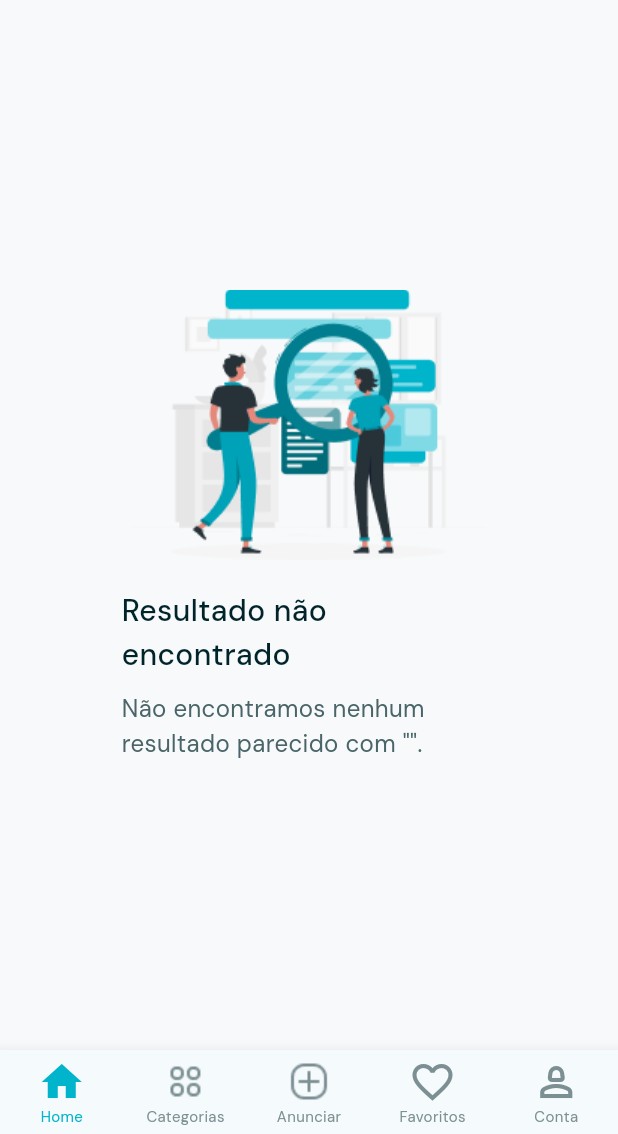
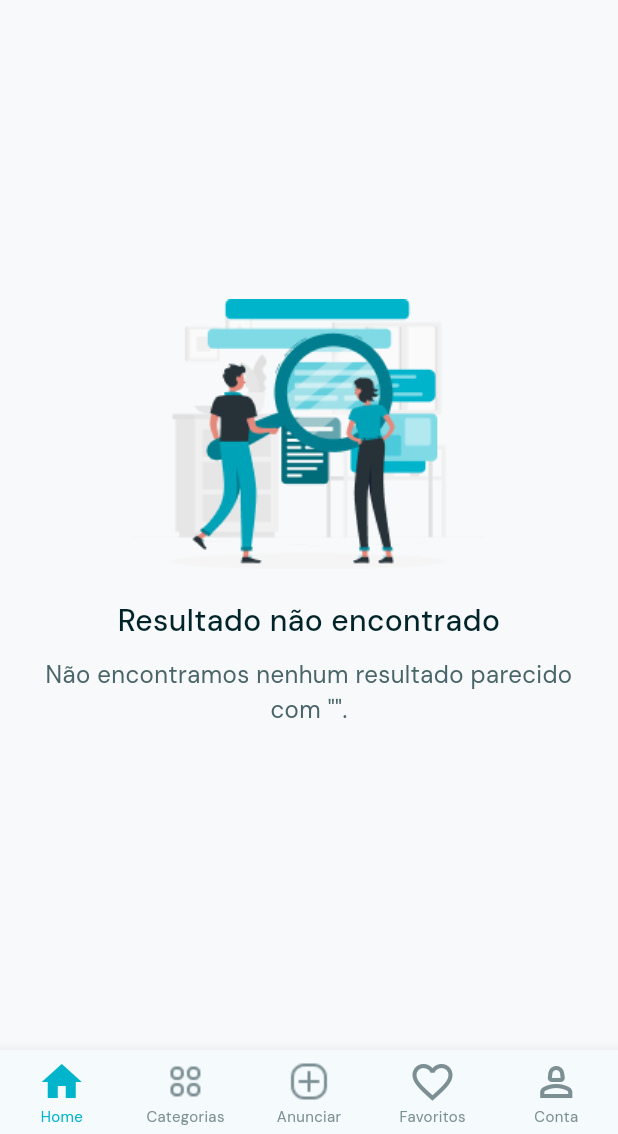
Before and after one commit to leandrorochaadm/corelab_app_challenge, a Flutter app: the screen it shows after launch, after a tap on the "search" icon, on a phone screen of 412 x 824 dp, the part 102-1236 px from its top. Run offline on Flutter 3.47's test engine with Material 2 defaults, Android fonts, the phone set to English and light mode, and no system bars; our stand-ins replace dio, equatable, flutter_bloc; missing offline and left inert: match; network calls fail.

Commit message:
fix: adjust image not found widget

```diff
--- a/lib/application/core/widgets/not_found_search_widget.dart
+++ b/lib/application/core/widgets/not_found_search_widget.dart
@@ -12,18 +12,22 @@ class NotFoundSearchWidget extends StatelessWidget {
 
   @override
   Widget build(BuildContext context) {
-    return SizedBox(
-      width: 250,
+    return Padding(
+      padding: const EdgeInsets.symmetric(horizontal: 20),
       child: Column(
-        crossAxisAlignment: CrossAxisAlignment.center,
         children: [
           Image.asset('assets/images/rafiki.png'),
           const SizedBox(height: 20),
-          Text('Resultado não encontrado', style: TextStyles.i.textStyleTitle),
+          Text(
+            'Resultado não encontrado',
+            style: TextStyles.i.textStyleTitle,
+            textAlign: TextAlign.center,
+          ),
           const SizedBox(height: 10),
           Text(
             'Não encontramos nenhum resultado parecido com "${state.nameProductSearching ?? ''}".',
             style: TextStyles.i.textStyleMessageNotResult,
+            textAlign: TextAlign.center,
           ),
         ],
       ),
--- a/lib/application/pages/home/home_page.dart
+++ b/lib/application/pages/home/home_page.dart
@@ -32,7 +32,7 @@ class HomePage extends StatelessWidget {
           ),
           builder: (context, state) {
             if (state.status == HomeStateStatus.notFound) {
-              return _notFoundSearch(state: state);
+              return _notFoundSearch(state: state, context: context);
             }
             if (state.status == HomeStateStatus.searching) {
               return _searching(state);
@@ -92,17 +92,24 @@ class HomePage extends StatelessWidget {
     );
   }
 
-  Column _notFoundSearch({required HomeState state}) {
+  Column _notFoundSearch({
+    required HomeState state,
+    required BuildContext context,
+  }) {
+    final spaceVertical = (MediaQuery.sizeOf(context).height - 425) / 2;
     return Column(
       children: [
         SearchBarWidget(state: state),
         Expanded(
+          child: SingleChildScrollView(
             child: Column(
               mainAxisSize: MainAxisSize.max,
               mainAxisAlignment: MainAxisAlignment.center,
               children: [
+                SizedBox(height: spaceVertical),
                 NotFoundSearchWidget(state: state),
               ],
+            ),
           ),
         ),
       ],
```
Lines whose indentation alone changed are shown as unchanged.
